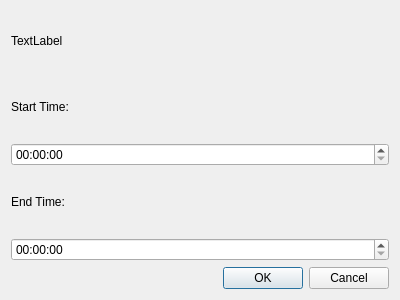
FaceyComputers/Facey-Music-Player-2, file scheduledetail.ui: the form before one commit.
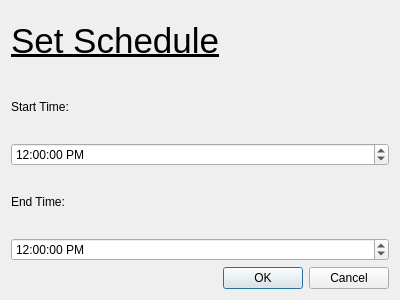
The form after the commit.

The edit to the form file:
```diff
--- a/scheduledetail.ui
+++ b/scheduledetail.ui
@@ -23,8 +23,14 @@
    </item>
    <item row="0" column="0">
     <widget class="QLabel" name="label">
+     <property name="font">
+      <font>
+       <pointsize>26</pointsize>
+       <underline>true</underline>
+      </font>
+     </property>
      <property name="text">
-      <string>TextLabel</string>
+      <string>Set Schedule</string>
      </property>
     </widget>
    </item>
@@ -46,10 +52,35 @@
     </widget>
    </item>
    <item row="2" column="0">
-    <widget class="QTimeEdit" name="startTime"/>
+    <widget class="QTimeEdit" name="startTime">
+     <property name="cursor">
+      <cursorShape>ArrowCursor</cursorShape>
+     </property>
+     <property name="displayFormat">
+      <string>h:mm:ss AP</string>
+     </property>
+     <property name="time">
+      <time>
+       <hour>12</hour>
+       <minute>0</minute>
+       <second>0</second>
+      </time>
+     </property>
+    </widget>
    </item>
    <item row="4" column="0">
-    <widget class="QTimeEdit" name="endTime"/>
+    <widget class="QTimeEdit" name="endTime">
+     <property name="displayFormat">
+      <string>h:mm:ss AP</string>
+     </property>
+     <property name="time">
+      <time>
+       <hour>12</hour>
+       <minute>0</minute>
+       <second>0</second>
+      </time>
+     </property>
+    </widget>
    </item>
   </layout>
  </widget>
```
